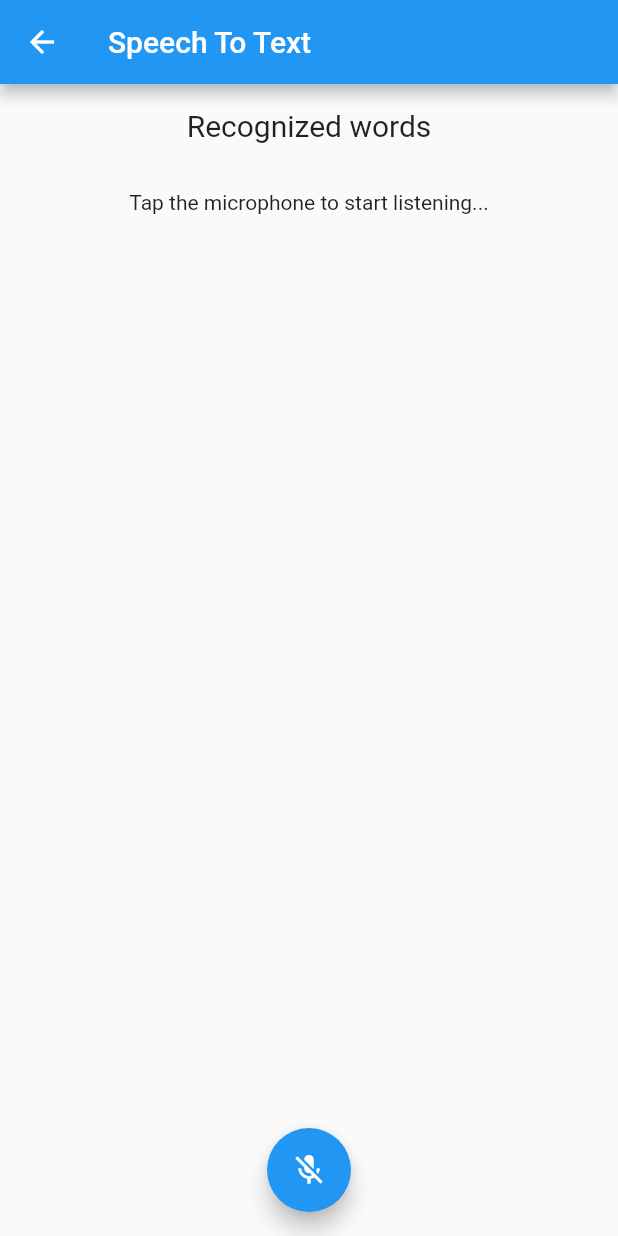
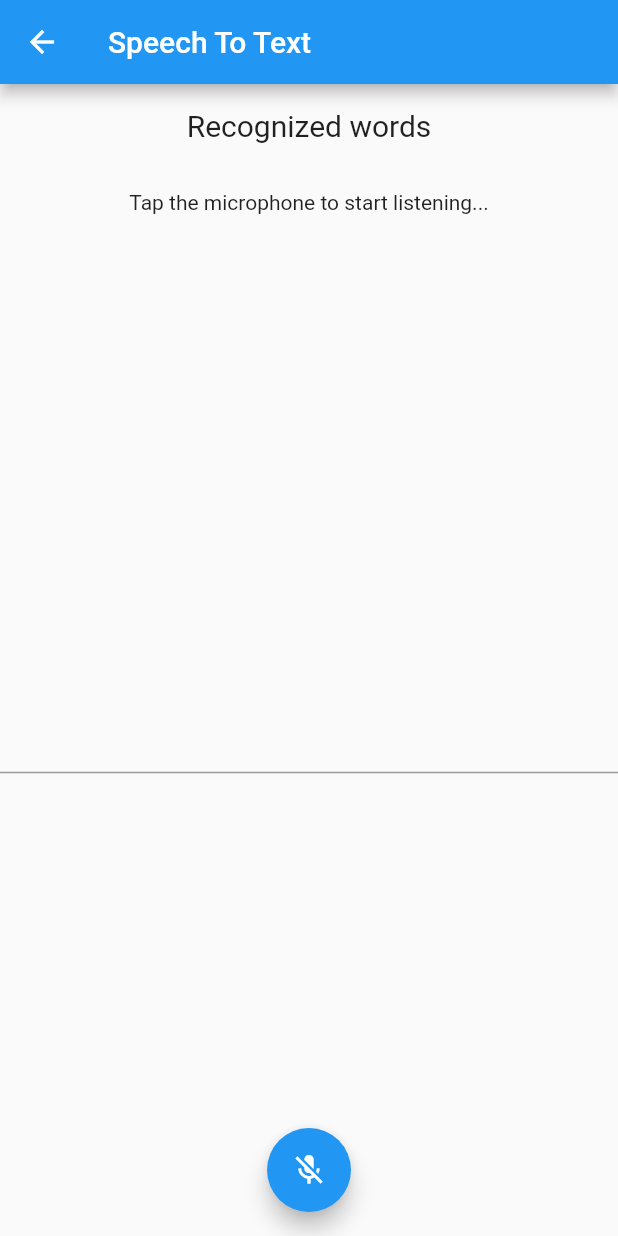
Before and after one commit to AKASHANGADII/signals_project, a Flutter app: the SpeechToTextScreen screen opened by its route, after a tap on the "mic off" icon, on a phone screen of 412 x 824 dp. Run offline on Flutter 3.47's test engine with Material 2 defaults, Android fonts, the phone set to English and light mode, and no system bars; our stand-ins replace speech_to_text; missing offline and left inert: text_to_speech.

```diff
--- a/lib/screens/speech_to_text_screen.dart
+++ b/lib/screens/speech_to_text_screen.dart
@@ -1,6 +1,5 @@
 import 'package:flutter/material.dart';
 import 'package:speech_to_text/speech_recognition_result.dart';
-import 'package:speech_to_text/speech_to_text.dart' as stt;
 import 'package:speech_to_text/speech_to_text.dart';
 
 class SpeechToTextScreen extends StatefulWidget {
@@ -16,6 +15,7 @@ class _SpeechToTextScreenState extends State<SpeechToTextScreen> {
   SpeechToText _speechToText = SpeechToText();
   bool _speechEnabled = false;
   String _lastWords = '';
+  TextEditingController _text = TextEditingController();
 
   @override
   void initState() {
@@ -30,8 +30,8 @@ class _SpeechToTextScreenState extends State<SpeechToTextScreen> {
   }
 
   void _startListening() async {
+    setState((){});
     await _speechToText.listen(onResult: _onSpeechResult);
-    setState(() {});
   }
 
   void _stopListening() async {
@@ -42,7 +42,11 @@ class _SpeechToTextScreenState extends State<SpeechToTextScreen> {
   void _onSpeechResult(SpeechRecognitionResult result) {
     setState(() {
       _lastWords = result.recognizedWords;
+      if (result.finalResult) {
+        _text.text = _text.text + _lastWords;
+      }
     });
+
   }
 
 
@@ -75,11 +79,18 @@ class _SpeechToTextScreenState extends State<SpeechToTextScreen> {
                 ),
               ),
             ),
+            Expanded(child: TextField(
+              controller: _text,
+              decoration: InputDecoration(
+
+              ),
+            ))
           ],
         ),
       ),
       floatingActionButton: FloatingActionButton(
-        onPressed: _speechToText.isNotListening ? _startListening : _stopListening,
+        onPressed:
+          _speechToText.isNotListening ? _startListening : _stopListening,
         tooltip: 'Listen',
         child: Icon(_speechToText.isNotListening ? Icons.mic_off : Icons.mic),
       ),
```
